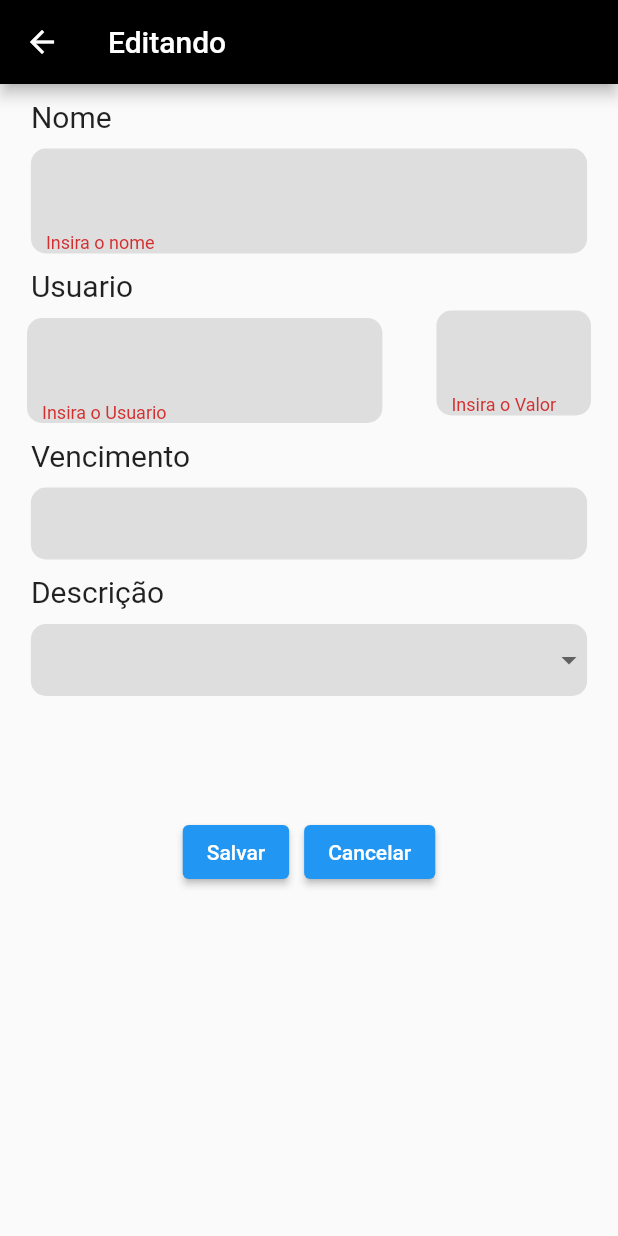
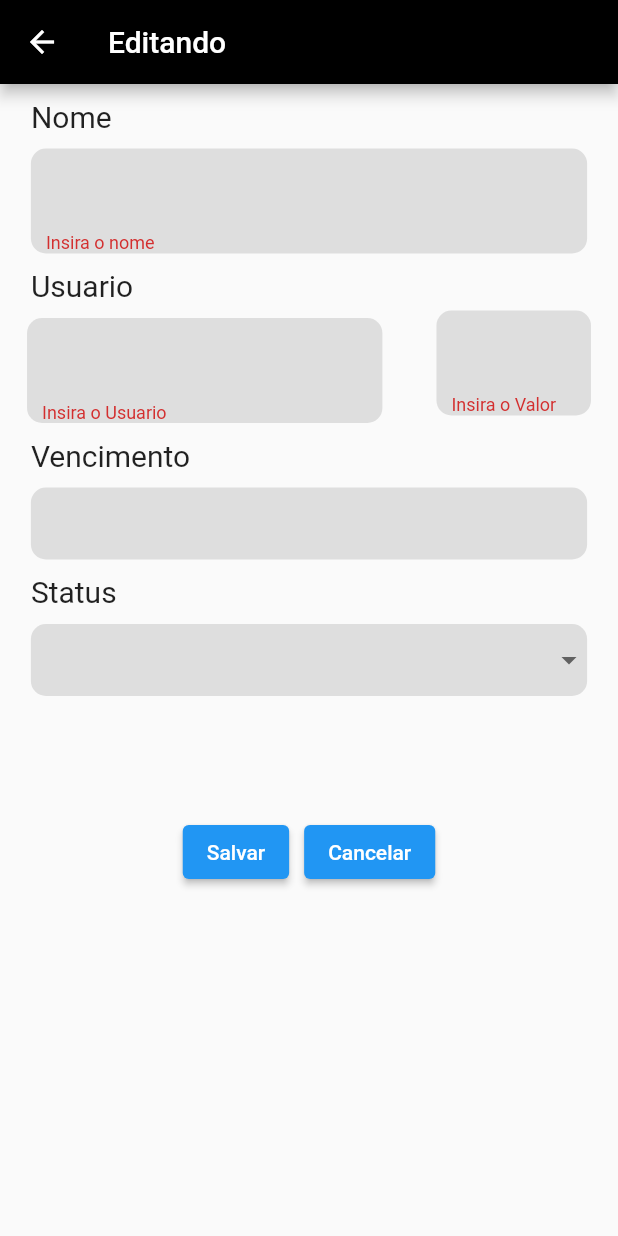
Before and after one commit to MarcosVinicius78/gerenciamento_de_clientes, a Flutter app: the EditarUsuario screen opened directly with empty values, after a tap on "Editar", after a tap on "Salvar", on a phone screen of 412 x 824 dp. Run offline on Flutter 3.47's test engine with Material 2 defaults, Android fonts, the phone set to English and light mode, and no system bars; our stand-ins replace carousel_slider, sqflite; accounts and stored records are empty; Roboto replaces fonts that are missing (Futura); statements that could not run were skipped.

```diff
--- a/lib/views/editar-usuario.dart
+++ b/lib/views/editar-usuario.dart
@@ -64,7 +64,6 @@ class _MyWidgetState extends State<EditarUsuario> {
 
   bool dataVencida(String user) {
     List<String> userPartes = user.split('-');
-    print(user.toString());
 
     int dia = int.parse(userPartes.elementAt(0));
     int mes = int.parse(userPartes.elementAt(1));
@@ -219,7 +218,9 @@ class _MyWidgetState extends State<EditarUsuario> {
                           border: InputBorder.none),
                       readOnly: true,
                       onTap: () {
-                        _selectDate(context);
+                        if (readOnly == false) {
+                          _selectDate(context);
+                        }
                       },
                       controller: vencimento,
                     ),
@@ -229,7 +230,7 @@ class _MyWidgetState extends State<EditarUsuario> {
                     width: MediaQuery.of(context).size.width * 0.9,
                     margin: const EdgeInsets.only(top: 10),
                     child: const Text(
-                      "Descrição",
+                      "Status",
                       style: TextStyle(fontSize: 20, fontFamily: 'Futura'),
                     ),
                   ),
```
